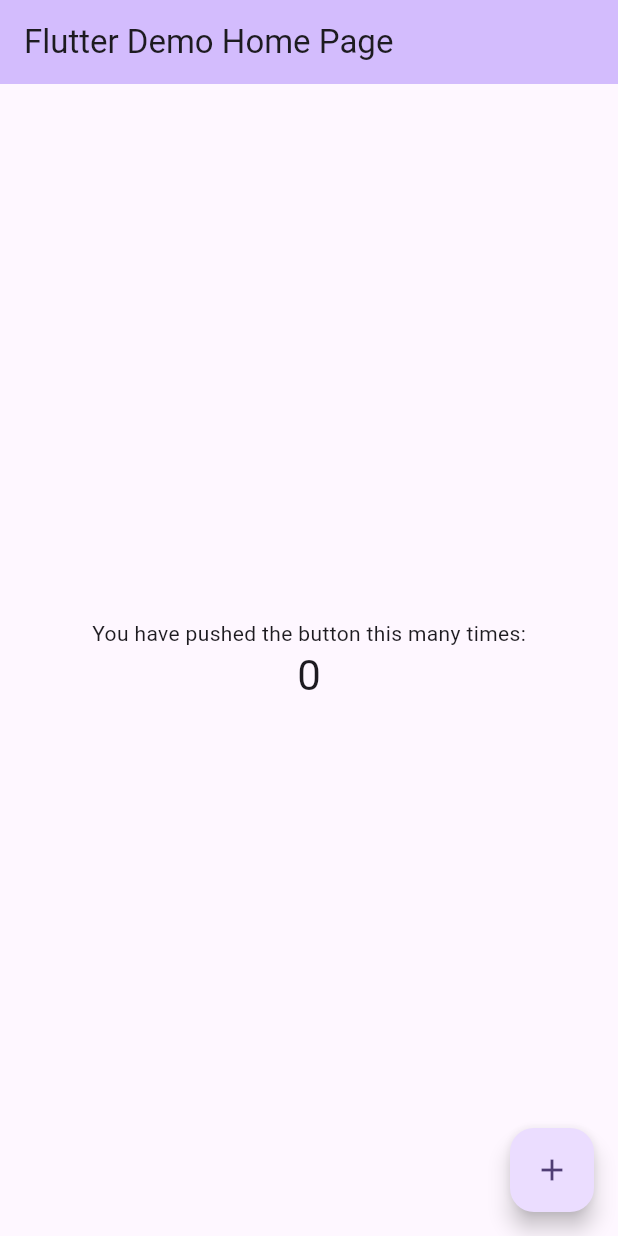
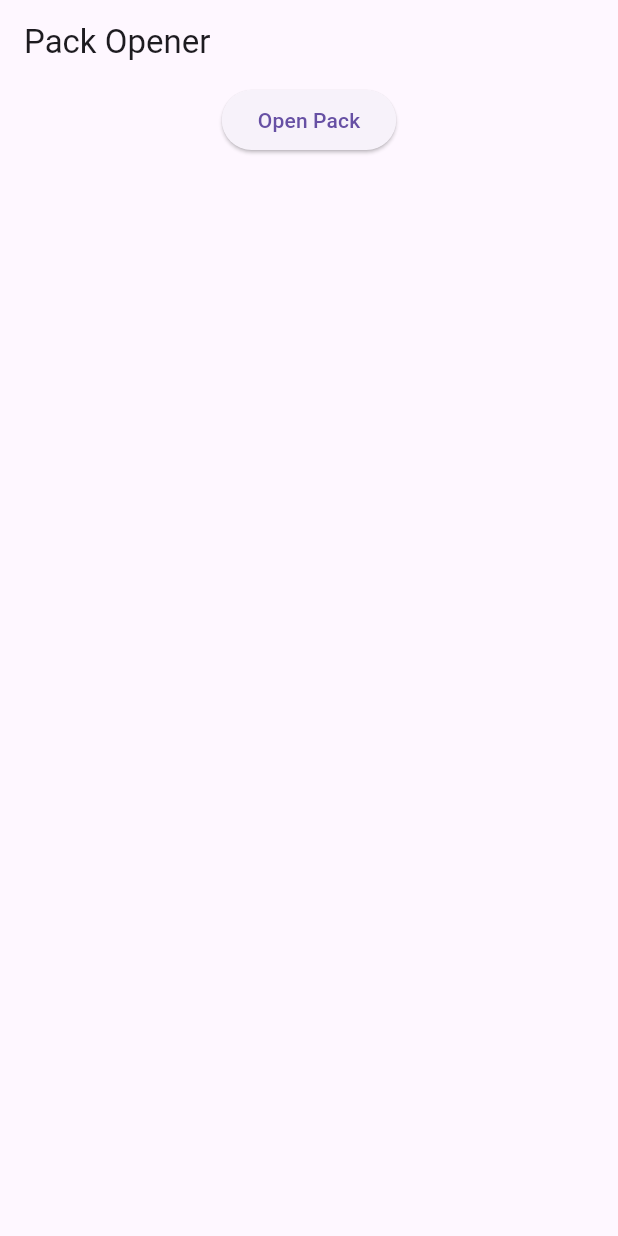
Before and after one commit to ericthegeorge/Cardfight-Vanguard-Online, a Flutter app: the screen it shows after launch, on a phone screen of 412 x 824 dp. Run offline on Flutter 3.47's test engine with Material 3 defaults, Android fonts, the light colour scheme and no system bars.

Commit message:
worked on first mvp with title and button

```diff
--- /dev/null
+++ b/cardfight_vanguard_app/lib/api_service.dart
@@ -0,0 +1,15 @@
+import 'dart:convert';
+import 'package:http/http.dart' as http;
+
+class ApiService {
+  final String baseUrl = "http://127.0.0.1:8000/api";
+
+  Future<List<dynamic>> openPack() async {
+    final response = await http.get(Uri.parse('$baseUrl/open-pack/'));
+    if (response.statusCode == 200) {
+      return json.decode(response.body);
+    } else {
+      throw Exception("Failed to load pack");
+    }
+  }
+}
--- a/cardfight_vanguard_app/lib/main.dart
+++ b/cardfight_vanguard_app/lib/main.dart
@@ -1,17 +1,18 @@
 import 'package:flutter/material.dart';
+import 'api_service.dart';
 
 void main() {
   runApp(const MyApp());
 }
 
 class MyApp extends StatelessWidget {
-  const MyApp({super.key});
+  const MyApp({Key? key}) : super(key: key);
 
   // This widget is the root of your application.
   @override
   Widget build(BuildContext context) {
     return MaterialApp(
-      title: 'Flutter Demo',
+      title: 'Card Pack Opener',
       theme: ThemeData(
           // This is the theme of your application.
           //
@@ -28,16 +29,14 @@
           //
           // This works for code too, not just values: Most code changes can be
           // tested with just a hot reload.
-        colorScheme: ColorScheme.fromSeed(seedColor: Colors.deepPurple),
-        useMaterial3: true,
-      ),
-      home: const MyHomePage(title: 'Flutter Demo Home Page'),
+          primarySwatch: Colors.blue),
+      home: const PackOpenerScreen(),
     );
   }
 }
 
-class MyHomePage extends StatefulWidget {
-  const MyHomePage({super.key, required this.title});
+class PackOpenerScreen extends StatefulWidget {
+  const PackOpenerScreen({Key? key}) : super(key: key);
 
   // This widget is the home page of your application. It is stateful, meaning
   // that it has a State object (defined below) that contains fields that affect
@@ -48,78 +47,48 @@
   // used by the build method of the State. Fields in a Widget subclass are
   // always marked "final".
 
-  final String title;
+  // final String title;
 
   @override
-  State<MyHomePage> createState() => _MyHomePageState();
+  _PackOpenerScreenState createState() => _PackOpenerScreenState();
+  // State<MyHomePage> createState() => _MyHomePageState();
 }
 
-class _MyHomePageState extends State<MyHomePage> {
-  int _counter = 0;
+class _PackOpenerScreenState extends State<PackOpenerScreen> {
+  final ApiService apiService = ApiService();
+  List<dynamic> cards = [];
 
-  void _incrementCounter() {
+  Future<void> fetchPack() async {
+    final pack = await apiService.openPack();
     setState(() {
-      // This call to setState tells the Flutter framework that something has
-      // changed in this State, which causes it to rerun the build method below
-      // so that the display can reflect the updated values. If we changed
-      // _counter without calling setState(), then the build method would not be
-      // called again, and so nothing would appear to happen.
-      _counter++;
+      cards = pack;
     });
   }
 
   @override
   Widget build(BuildContext context) {
-    // This method is rerun every time setState is called, for instance as done
-    // by the _incrementCounter method above.
-    //
-    // The Flutter framework has been optimized to make rerunning build methods
-    // fast, so that you can just rebuild anything that needs updating rather
-    // than having to individually change instances of widgets.
     return Scaffold(
-      appBar: AppBar(
-        // TRY THIS: Try changing the color here to a specific color (to
-        // Colors.amber, perhaps?) and trigger a hot reload to see the AppBar
-        // change color while the other colors stay the same.
-        backgroundColor: Theme.of(context).colorScheme.inversePrimary,
-        // Here we take the value from the MyHomePage object that was created by
-        // the App.build method, and use it to set our appbar title.
-        title: Text(widget.title),
+      appBar: AppBar(title: const Text('Pack Opener')),
+      body: Column(
+        children: [
+          ElevatedButton(
+            onPressed: fetchPack,
+            child: const Text('Open Pack'),
           ),
-      body: Center(
-        // Center is a layout widget. It takes a single child and positions it
-        // in the middle of the parent.
-        child: Column(
-          // Column is also a layout widget. It takes a list of children and
-          // arranges them vertically. By default, it sizes itself to fit its
-          // children horizontally, and tries to be as tall as its parent.
-          //
-          // Column has various properties to control how it sizes itself and
-          // how it positions its children. Here we use mainAxisAlignment to
-          // center the children vertically; the main axis here is the vertical
-          // axis because Columns are vertical (the cross axis would be
-          // horizontal).
-          //
-          // TRY THIS: Invoke "debug painting" (choose the "Toggle Debug Paint"
-          // action in the IDE, or press "p" in the console), to see the
-          // wireframe for each widget.
-          mainAxisAlignment: MainAxisAlignment.center,
-          children: <Widget>[
-            const Text(
-              'You have pushed the button this many times:',
+          Expanded(
+            child: ListView.builder(
+              itemCount: cards.length,
+              itemBuilder: (context, index) {
+                final card = cards[index];
+                return ListTile(
+                  title: Text(card['name']),
+                  subtitle: Text('Rarity: ${card['rarity']}'),
+                );
+              },
             ),
-            Text(
-              '$_counter',
-              style: Theme.of(context).textTheme.headlineMedium,
           ),
         ],
       ),
-      ),
-      floatingActionButton: FloatingActionButton(
-        onPressed: _incrementCounter,
-        tooltip: 'Increment',
-        child: const Icon(Icons.add),
-      ), // This trailing comma makes auto-formatting nicer for build methods.
     );
   }
 }
--- a/cardfight_vanguard_app/pubspec.yaml
+++ b/cardfight_vanguard_app/pubspec.yaml
@@ -2,7 +2,7 @@ name: cardfight_vanguard_app
 description: "A new Flutter project."
 # The following line prevents the package from being accidentally published to
 # pub.dev using `flutter pub publish`. This is preferred for private packages.
-publish_to: 'none' # Remove this line if you wish to publish to pub.dev
+publish_to: "none" # Remove this line if you wish to publish to pub.dev
 
 # The following defines the version and build number for your application.
 # A version number is three numbers separated by dots, like 1.2.43
@@ -28,6 +28,7 @@ environment:
 # the latest version available on pub.dev. To see which dependencies have newer
 # versions available, run `flutter pub outdated`.
 dependencies:
+  http: ^1.2.2
   flutter:
     sdk: flutter
 
@@ -51,7 +52,6 @@ dev_dependencies:
 
 # The following section is specific to Flutter packages.
 flutter:
-
   # The following line ensures that the Material Icons font is
   # included with your application, so that you can use the icons in
   # the material Icons class.
```
Also changed, not shown: cardfight_vanguard_app/pubspec.lock. Lines whose indentation alone changed are shown as unchanged.
